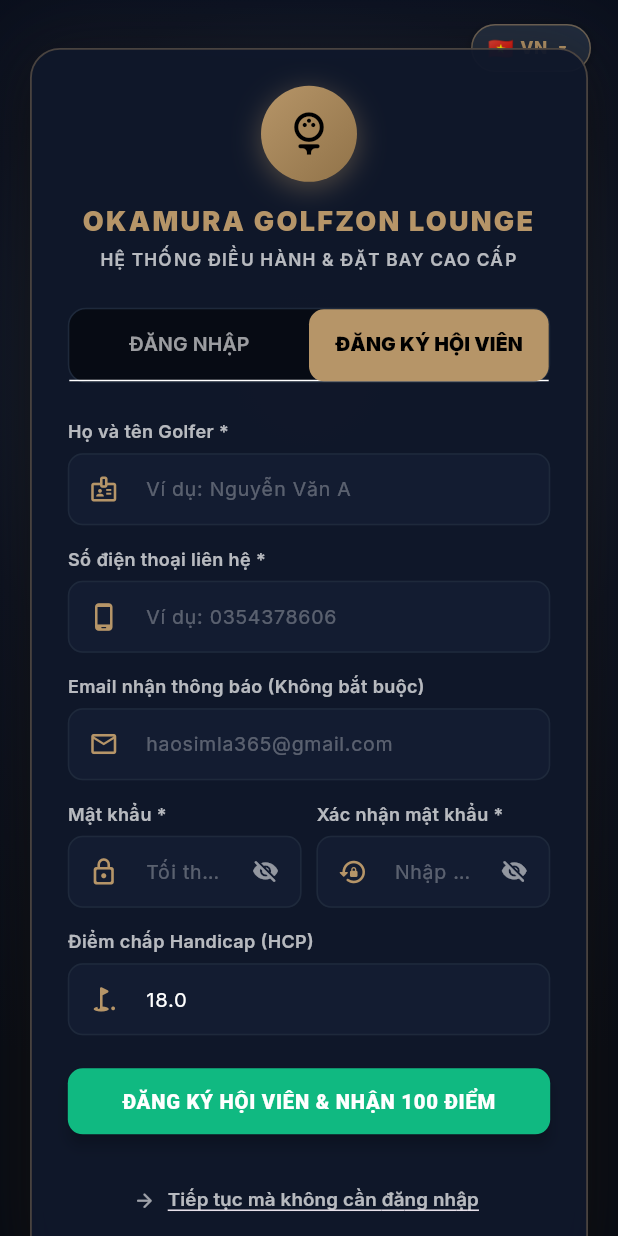
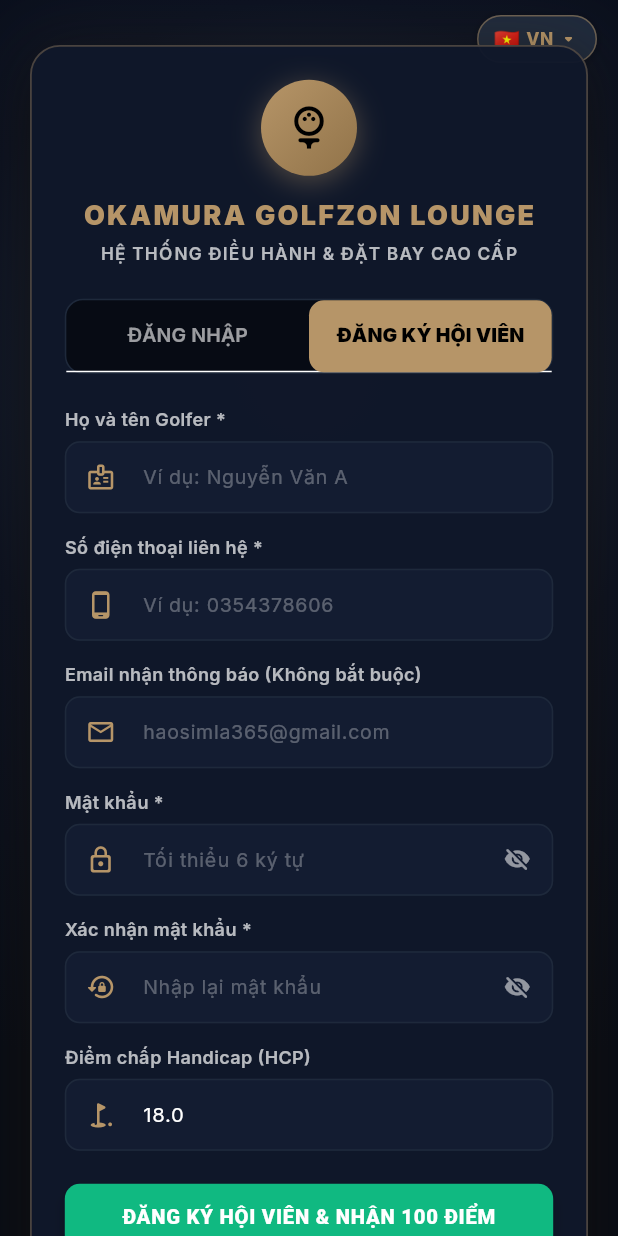
Before and after one commit to huuluc04nhl/GolfOkamura, a Flutter app: the screen it shows after launch, tab 2 chosen, on a phone screen of 412 x 824 dp. Run offline on Flutter 3.47's test engine with Material 3 defaults, Android fonts, the phone set to English and light mode, and no system bars; our stand-ins replace go_router, google_fonts, shared_preferences.

Commit message:
fix(ui): move ai button close to bottom bar, rename to AI Caddie, fully rounded input capsule, and optimize auth screen responsiveness

```diff
--- a/lib/core/localization/app_translations.dart
+++ b/lib/core/localization/app_translations.dart
@@ -30,7 +30,7 @@
       'home_hero_desc': 'Mô phỏng chân thực hơn 200 sân golf danh tiếng thế giới với đồ họa Unreal Engine 5 đỉnh cao.',
       'book_bay_now': 'ĐẶT BAY NGAY',
       'view_schedule': 'Xem lịch đặt',
-      'ask_ai_caddie_title': 'HỎI OKAMURA AI CADDIE',
+      'ask_ai_caddie_title': 'HỎI AI CADDIE',
       'ask_ai_caddie_desc': 'Tư vấn chọn Bay, giờ chơi 18 hố & menu quầy Bar 24/7',
       'chat_now': 'Chat ngay',
       'room_list_title': 'DANH SÁCH PHÒNG CHƠI',
@@ -115,7 +115,7 @@
       'home_hero_desc': 'Realistic simulation of 200+ world-famous golf courses powered by Unreal Engine 5 graphics.',
       'book_bay_now': 'BOOK BAY NOW',
       'view_schedule': 'View Schedule',
-      'ask_ai_caddie_title': 'ASK OKAMURA AI CADDIE',
+      'ask_ai_caddie_title': 'ASK AI CADDIE',
       'ask_ai_caddie_desc': 'Bay advice, 18-hole duration & F&B menu recommendations 24/7',
       'chat_now': 'Chat Now',
       'room_list_title': 'GOLFZON SIMULATOR BAYS',
--- a/lib/presentation/auth/screens/auth_screen.dart
+++ b/lib/presentation/auth/screens/auth_screen.dart
@@ -155,6 +155,8 @@
 
   @override
   Widget build(BuildContext context) {
+    final screenWidth = MediaQuery.sizeOf(context).width;
+    final isSmallMobile = screenWidth < 360;
     final isDesktop = Responsive.isDesktop(context);
 
     return Scaffold(
@@ -180,19 +182,23 @@
 
           // Bộ chuyển đổi ngôn ngữ quốc tế ở góc trên bên phải
           Positioned(
-            top: MediaQuery.paddingOf(context).top + 16,
-            right: 18,
+            top: MediaQuery.paddingOf(context).top + 10,
+            right: 14,
             child: const LanguageSelectorPill(),
           ),
 
           // Nội dung chính
           Center(
             child: SingleChildScrollView(
-              padding: const EdgeInsets.symmetric(horizontal: 20, vertical: 32),
+              physics: const BouncingScrollPhysics(),
+              padding: EdgeInsets.symmetric(
+                horizontal: isSmallMobile ? 12 : 20,
+                vertical: isSmallMobile ? 16 : 30,
+              ),
               child: ConstrainedBox(
                 constraints: const BoxConstraints(maxWidth: 480),
                 child: Container(
-                  padding: EdgeInsets.all(isDesktop ? 32 : 24),
+                  padding: EdgeInsets.all(isDesktop ? 32 : (isSmallMobile ? 16 : 22)),
                   decoration: BoxDecoration(
                     color: const Color(0xFF0F172A).withValues(alpha: 0.95),
                     borderRadius: BorderRadius.circular(20),
@@ -217,12 +223,12 @@
                     mainAxisSize: MainAxisSize.min,
                     children: [
                       // Header Logo & Branding
-                      _buildHeader(),
-                      const SizedBox(height: 24),
+                      _buildHeader(isSmallMobile),
+                      SizedBox(height: isSmallMobile ? 16 : 22),
 
                       // Tab selector: Đăng nhập / Đăng ký
-                      _buildTabBar(),
-                      const SizedBox(height: 24),
+                      _buildTabBar(isSmallMobile),
+                      SizedBox(height: isSmallMobile ? 16 : 22),
 
                       // Tab views
                       AnimatedSize(
@@ -267,12 +273,12 @@
     );
   }
 
-  Widget _buildHeader() {
+  Widget _buildHeader(bool isNarrow) {
     return Column(
       children: [
         Container(
-          width: 64,
-          height: 64,
+          width: isNarrow ? 52 : 64,
+          height: isNarrow ? 52 : 64,
           decoration: BoxDecoration(
             gradient: const LinearGradient(
               colors: [AppColors.primaryGold, AppColors.darkGold],
@@ -288,41 +294,47 @@
               ),
             ],
           ),
-          child: const Center(
+          child: Center(
             child: Icon(
               Icons.sports_golf_rounded,
-              size: 34,
+              size: isNarrow ? 28 : 34,
               color: Colors.black,
             ),
           ),
         ),
-        const SizedBox(height: 14),
-        const Text(
+        SizedBox(height: isNarrow ? 10 : 14),
+        FittedBox(
+          fit: BoxFit.scaleDown,
+          child: Text(
             'OKAMURA GOLFZON LOUNGE',
             textAlign: TextAlign.center,
             style: TextStyle(
               color: AppColors.primaryGold,
-            fontSize: 18,
+              fontSize: isNarrow ? 16 : 18,
               fontWeight: FontWeight.w900,
-            letterSpacing: 1.5,
+              letterSpacing: isNarrow ? 0.8 : 1.5,
+            ),
           ),
         ),
         const SizedBox(height: 4),
-        const Text(
+        FittedBox(
+          fit: BoxFit.scaleDown,
+          child: Text(
             'HỆ THỐNG ĐIỀU HÀNH & ĐẶT BAY CAO CẤP',
             textAlign: TextAlign.center,
             style: TextStyle(
               color: Colors.white70,
-            fontSize: 11.5,
+              fontSize: isNarrow ? 10.5 : 11.5,
               fontWeight: FontWeight.w600,
-            letterSpacing: 0.8,
+              letterSpacing: isNarrow ? 0.4 : 0.8,
+            ),
           ),
         ),
       ],
     );
   }
 
-  Widget _buildTabBar() {
+  Widget _buildTabBar(bool isNarrow) {
     return Container(
       decoration: BoxDecoration(
         color: const Color(0xFF070B14),
@@ -339,11 +351,17 @@
         indicatorSize: TabBarIndicatorSize.tab,
         labelColor: Colors.black,
         unselectedLabelColor: Colors.white60,
-        labelStyle: const TextStyle(fontWeight: FontWeight.w900, fontSize: 13),
-        unselectedLabelStyle: const TextStyle(fontWeight: FontWeight.w600, fontSize: 13),
-        tabs: const [
-          Tab(text: 'ĐĂNG NHẬP'),
-          Tab(text: 'ĐĂNG KÝ HỘI VIÊN'),
+        labelStyle: TextStyle(
+          fontWeight: FontWeight.w900,
+          fontSize: isNarrow ? 11.5 : 13,
+        ),
+        unselectedLabelStyle: TextStyle(
+          fontWeight: FontWeight.w600,
+          fontSize: isNarrow ? 11.5 : 13,
+        ),
+        tabs: [
+          const Tab(text: 'ĐĂNG NHẬP'),
+          Tab(text: isNarrow ? 'ĐĂNG KÝ' : 'ĐĂNG KÝ HỘI VIÊN'),
         ],
       ),
     );
@@ -410,9 +428,12 @@
                     width: 20,
                     child: CircularProgressIndicator(strokeWidth: 2, color: Colors.black),
                   )
-                : const Text(
+                : const FittedBox(
+                    fit: BoxFit.scaleDown,
+                    child: Text(
                       'ĐĂNG NHẬP HỆ THỐNG',
                       style: TextStyle(fontSize: 14, fontWeight: FontWeight.w900, letterSpacing: 0.5),
+                    ),
                   ),
           ),
         ],
@@ -458,7 +479,49 @@
           ),
           const SizedBox(height: 14),
 
-          Row(
+          LayoutBuilder(
+            builder: (context, constraints) {
+              final isStack = constraints.maxWidth < 360;
+              if (isStack) {
+                return Column(
+                  children: [
+                    _buildTextField(
+                      controller: _regPasswordController,
+                      label: 'Mật khẩu *',
+                      hintText: 'Tối thiểu 6 ký tự',
+                      icon: Icons.lock_outline_rounded,
+                      obscureText: _obscureRegPassword,
+                      suffixIcon: IconButton(
+                        icon: Icon(
+                          _obscureRegPassword ? Icons.visibility_off_rounded : Icons.visibility_rounded,
+                          color: Colors.white54,
+                          size: 18,
+                        ),
+                        onPressed: () => setState(() => _obscureRegPassword = !_obscureRegPassword),
+                      ),
+                      validator: (val) => val == null || val.length < 4 ? 'Tối thiểu 4 ký tự' : null,
+                    ),
+                    const SizedBox(height: 14),
+                    _buildTextField(
+                      controller: _regConfirmPasswordController,
+                      label: 'Xác nhận mật khẩu *',
+                      hintText: 'Nhập lại mật khẩu',
+                      icon: Icons.lock_reset_rounded,
+                      obscureText: _obscureRegConfirmPassword,
+                      suffixIcon: IconButton(
+                        icon: Icon(
+                          _obscureRegConfirmPassword ? Icons.visibility_off_rounded : Icons.visibility_rounded,
+                          color: Colors.white54,
+                          size: 18,
+                        ),
+                        onPressed: () => setState(() => _obscureRegConfirmPassword = !_obscureRegConfirmPassword),
+                      ),
+                      validator: (val) => val == null || val.isEmpty ? 'Vui lòng xác nhận' : null,
+                    ),
+                  ],
+                );
+              }
+              return Row(
                 children: [
                   Expanded(
                     child: _buildTextField(
@@ -498,6 +561,8 @@
                     ),
                   ),
                 ],
+              );
+            },
           ),
           const SizedBox(height: 14),
 
@@ -525,9 +590,12 @@
                     width: 20,
                     child: CircularProgressIndicator(strokeWidth: 2, color: Colors.white),
                   )
-                : const Text(
+                : const FittedBox(
+                    fit: BoxFit.scaleDown,
+                    child: Text(
                       'ĐĂNG KÝ HỘI VIÊN & NHẬN 100 ĐIỂM',
                       style: TextStyle(fontSize: 13.5, fontWeight: FontWeight.w900, letterSpacing: 0.5),
+                    ),
                   ),
           ),
         ],
--- a/lib/presentation/shared_widgets/ai_floating_button.dart
+++ b/lib/presentation/shared_widgets/ai_floating_button.dart
@@ -3,14 +3,14 @@
 import 'ai_chat_bottom_sheet.dart';
 
 /// Nút nổi (Floating Action Button) hình tròn biểu tượng chữ "C" kích hoạt Trợ lý ảo AI Caddie
-/// Thiết kế siêu gọn (50x50dp), chuẩn Quiet Luxury, hạn chế tối đa việc lấn khung hình mobile
+/// Thiết kế siêu gọn (50x50dp), chuẩn Quiet Luxury, nép sát mép trên thanh bottom navigation
 class AiFloatingButton extends StatelessWidget {
   final double bottomOffset;
   final double rightOffset;
 
   const AiFloatingButton({
     super.key,
-    this.bottomOffset = 84,
+    this.bottomOffset = 14,
     this.rightOffset = 16,
   });
 
@@ -20,7 +20,7 @@
       bottom: bottomOffset,
       right: rightOffset,
       child: Tooltip(
-        message: 'Okamura AI Caddie - Trợ lý thông minh',
+        message: 'AI Caddie - Trợ lý thông minh',
         child: Material(
           color: Colors.transparent,
           child: InkWell(
--- a/lib/shared/services/gemini_ai_service.dart
+++ b/lib/shared/services/gemini_ai_service.dart
@@ -40,7 +40,7 @@
     }
 
     return '''
-Bạn là Okamura AI Caddie — Trợ lý ảo & Chuyên gia đồng hành độc quyền của tổ hợp Golf 3D trong nhà cao cấp OKAMURA GOLFZON LOUNGE (Thuận An, Bình Dương).
+Bạn là AI Caddie — Trợ lý ảo & Chuyên gia đồng hành độc quyền của tổ hợp Golf 3D trong nhà cao cấp OKAMURA GOLFZON LOUNGE (Thuận An, Bình Dương).
 Bạn đang trò chuyện với: $userLabel (Vai trò: $roleLabel). $bayInfo
 $langGuideline
 
@@ -421,7 +421,7 @@
         'Đặt thêm phòng mới',
       ];
     } else {
-      reply = '''Dạ em là Okamura AI Caddie — luôn sẵn sàng đồng hành cùng Quý khách 24/7!
+      reply = '''Dạ em là AI Caddie — luôn sẵn sàng đồng hành cùng Quý khách 24/7!
 
 Em có thể hỗ trợ Quý khách:
 • Tư vấn & tự động mở trang đặt Bay chơi Golfzon TwoVision
```
Also changed, not shown: lib/presentation/shared_widgets/ai_chat_bottom_sheet.dart (+49 -24 lines), 1 other file. Lines whose indentation alone changed are shown as unchanged.
